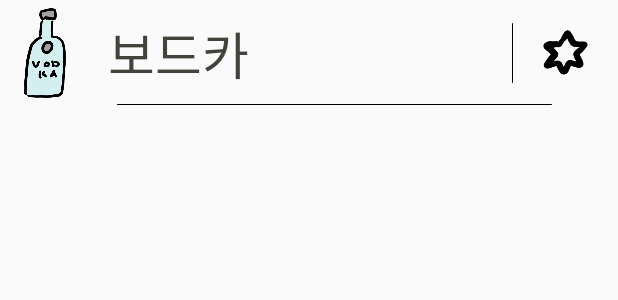
After one commit to imdongye/AlcoholLimiter, an Android app: the layout liquor_list_item.xml on its own in the app's theme, with its tools: preview values and no code run, on a phone screen of 412 x 824 dp. The commit adds this screen. Shown: the top 300 px of the screen. Run offline under Robolectric (Android 15) with nearby library versions, the phone set to English and light mode, and no system bars.

Commit message:
todo: ListAdapter

```diff
--- a/app/src/main/java/com/example/alcohollimiter/MainActivity.java
+++ b/app/src/main/java/com/example/alcohollimiter/MainActivity.java
@@ -90,6 +90,7 @@ public class MainActivity extends AppCompatActivity {
                 try {
                     db = helper.getWritableDatabase();
                     helper.onUpgrade(db, 0, 0);
+                    realtimeFragment.getLiquorTypeInDB();
                     realtimeFragment.selectLiquor(0);
                     Toast.makeText(this, "술 종류 리스트가 초기화 됨", Toast.LENGTH_SHORT).show();
                 } catch (SQLiteException e){
--- /dev/null
+++ b/app/src/main/res/drawable/bg_star_select_toggle.xml
@@ -0,0 +1,7 @@
+<?xml version="1.0" encoding="utf-8"?>
+<selector xmlns:android="http://schemas.android.com/apk/res/android">
+    <item android:state_checked="true"
+        android:drawable="@drawable/img_star_on"/>
+    <item android:state_checked="false"
+        android:drawable="@drawable/img_star_off"/>
+</selector>
--- /dev/null
+++ b/app/src/main/res/layout/liquor_list_item.xml
@@ -0,0 +1,65 @@
+<?xml version="1.0" encoding="utf-8"?>
+<androidx.constraintlayout.widget.ConstraintLayout xmlns:android="http://schemas.android.com/apk/res/android"
+    xmlns:app="http://schemas.android.com/apk/res-auto"
+    xmlns:tools="http://schemas.android.com/tools"
+    android:layout_width="match_parent"
+    android:layout_height="70dp">
+
+    <ImageView
+        android:id="@+id/roundedDashView4"
+        android:layout_width="290dp"
+        android:layout_height="0.8dp"
+        android:src="@drawable/bg_border_line"
+        app:layout_constraintBottom_toBottomOf="parent"
+        app:layout_constraintEnd_toEndOf="parent"
+        app:layout_constraintHorizontal_bias="0.638"
+        app:layout_constraintStart_toStartOf="parent" />
+
+    <ImageView
+        android:id="@+id/roundedDashView5"
+        android:layout_width="0.8dp"
+        android:layout_height="40dp"
+        android:layout_marginEnd="70dp"
+        android:src="@drawable/bg_border_line"
+        app:layout_constraintBottom_toBottomOf="parent"
+        app:layout_constraintEnd_toEndOf="parent"
+        app:layout_constraintTop_toTopOf="parent" />
+
+    <ImageView
+        android:id="@+id/liquor_img"
+        android:layout_width="60dp"
+        android:layout_height="60dp"
+        android:src="@drawable/img_bottle_vodka"
+        app:layout_constraintBottom_toBottomOf="parent"
+        app:layout_constraintStart_toStartOf="parent"
+        app:layout_constraintTop_toTopOf="parent" />
+
+    <TextView
+        android:id="@+id/liquor_name"
+        android:layout_width="wrap_content"
+        android:layout_height="wrap_content"
+        android:layout_marginStart="12dp"
+        android:fontFamily="@font/binggraesamanco"
+        android:text="보드카"
+        android:textColor="@color/lim_text_black"
+        android:textSize="34dp"
+        app:layout_constraintBottom_toBottomOf="parent"
+        app:layout_constraintStart_toEndOf="@+id/liquor_img"
+        app:layout_constraintTop_toTopOf="parent"
+        app:layout_constraintVertical_bias="0.529" />
+
+    <ToggleButton
+        android:id="@+id/toggleButton"
+        android:layout_width="30dp"
+        android:layout_height="30dp"
+        android:textOn=""
+        android:textOff=""
+        android:text=""
+        android:background="@drawable/bg_star_select_toggle"
+
+
+        app:layout_constraintBottom_toBottomOf="parent"
+        app:layout_constraintEnd_toEndOf="parent"
+        app:layout_constraintStart_toEndOf="@+id/roundedDashView5"
+        app:layout_constraintTop_toTopOf="parent" />
+</androidx.constraintlayout.widget.ConstraintLayout>
--- a/app/src/main/res/layout/realtime_subdata.xml
+++ b/app/src/main/res/layout/realtime_subdata.xml
@@ -35,7 +35,7 @@
                 android:layout_width="wrap_content"
                 android:layout_height="wrap_content"
                 android:fontFamily="@font/binggraesamanco"
-                android:text="4시간 뒤"
+                android:text="몇 시간 뒤?"
                 android:textColor="@color/lim_text_black"
                 android:textSize="30dp"
                 app:layout_constraintBottom_toBottomOf="@+id/textView11"
--- a/app/src/main/res/values/theme_lim.xml
+++ b/app/src/main/res/values/theme_lim.xml
@@ -10,6 +10,12 @@
         <item name="colorOnSecondary">@color/black</item>
         <item name="colorButtonNormal">@null</item>
         <item name="android:actionBarSize">51dp</item>
-        <item name="android:fontFamily">@font/binggraesamancobold</item>
+        <item name="android:fontFamily">@font/binggraesamanco</item>
+    </style>
+
+    <style name="FullScreenDialogTheme" parent="Theme.AppCompat.Light.DialogWhenLarge">
+        <item name="android:statusBarColor">@color/lim_bgreen</item>
+        <item name="android:windowNoTitle">true</item>
+        <item name = "android:windowAnimationStyle">@style/Animation.Design.BottomSheetDialog</item>
     </style>
 </resources>
```
Also changed, not shown: app/src/main/java/com/example/alcohollimiter/DBHelper.java (+4 -4 lines), app/src/main/java/com/example/alcohollimiter/Limton.java (deleted, +0 -15 lines), app/src/main/java/com/example/alcohollimiter/LiquorSelectDialogFragment.java (added, +67 -0 lines), app/src/main/java/com/example/alcohollimiter/RealtimeFragment.java (+5 -7 lines), app/src/main/res/layout/fragment_dialog_bottledata.xml (+13 -7 lines), app/src/main/res/layout/fragment_dialog_liquor_select.xml (added, +44 -0 lines), app/src/main/res/layout/realtime_blood.xml (+27 -10 lines).
